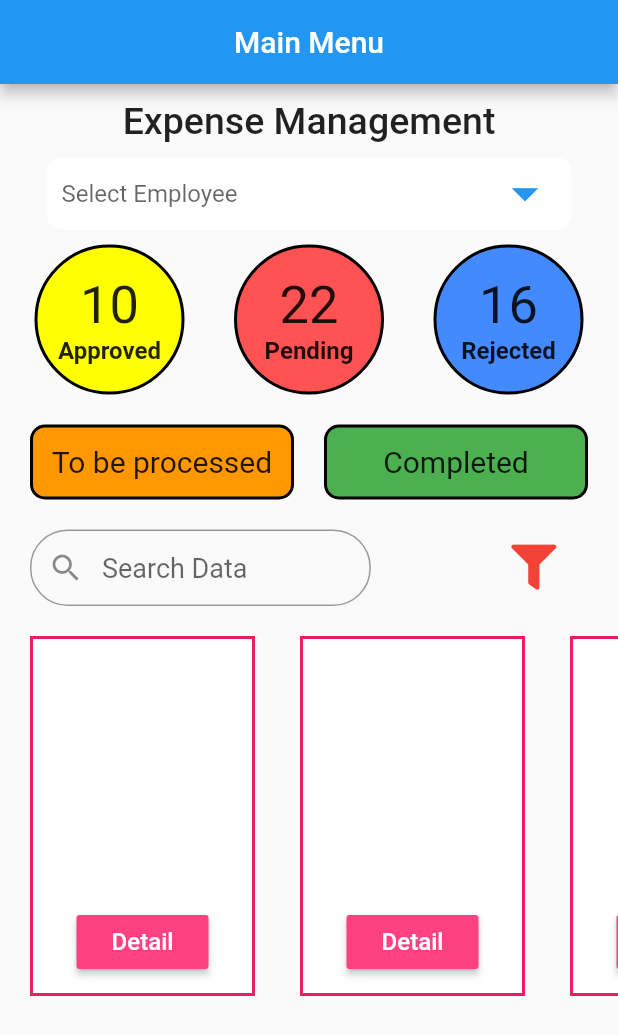
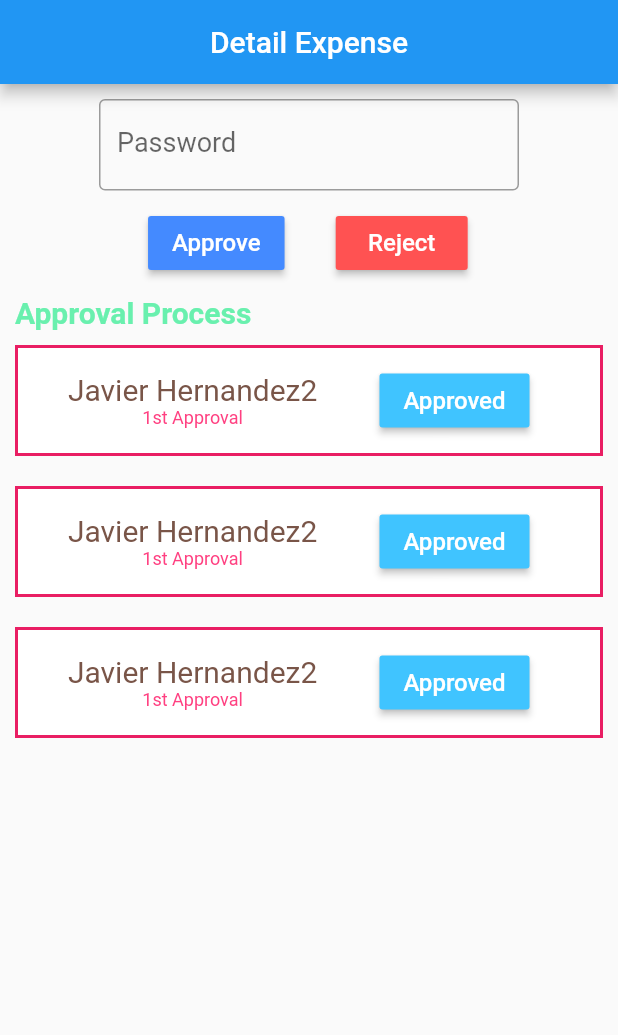
Before and after one commit to umam18/TEA, a Flutter app: the ExpensePage screen opened directly, after a tap on "Detail", on a phone screen of 412 x 824 dp. Shown: the top 1035 px of the screen. Run offline on Flutter 3.47's test engine with Material 2 defaults, Android fonts, the phone set to English and light mode, and no system bars; our stand-ins replace font_awesome_flutter.

Commit message:
Tambah Menu Detail Expense

```diff
--- /dev/null
+++ b/lib/Detail_Expense.dart
@@ -0,0 +1,199 @@
+import 'package:flutter/material.dart';
+//import 'package:tea/main.dart';
+
+class DetailExpensePage extends StatefulWidget {
+  @override
+  State<StatefulWidget> createState() => new _State();
+}
+
+class _State extends State<DetailExpensePage> {
+  TextEditingController nameController = TextEditingController();
+  TextEditingController passwordController = TextEditingController();
+
+  @override
+  Widget build(BuildContext context) {
+    return Scaffold(
+        appBar: AppBar(
+          title: Text('Detail Expense'),
+          centerTitle: true,
+        ),
+        body: Center(
+          child: Column(
+            // mainAxisAlignment: MainAxisAlignment.center,
+            // crossAxisAlignment: CrossAxisAlignment.center,
+            children: <Widget>[
+              Container(
+                width: 300,
+                padding: EdgeInsets.fromLTRB(10, 10, 10, 0),
+                child: TextField(
+                  style: new TextStyle(
+                    fontSize: 18.0,
+                  ),
+                  obscureText: true,
+                  controller: passwordController,
+                  decoration: InputDecoration(
+                    border: OutlineInputBorder(),
+                    labelText: 'Password',
+                  ),
+                ),
+              ),
+              Row(
+                mainAxisAlignment: MainAxisAlignment.spaceEvenly,
+                children: [
+                  Expanded(flex: 2, child: Container()),
+                  Expanded(
+                      flex: 3,
+                      child: Container(
+                        margin: EdgeInsets.fromLTRB(0, 10, 0, 10),
+                        //width: 100,
+                        height: 50,
+                        child: Center(
+                          child: Column(
+                            crossAxisAlignment: CrossAxisAlignment.center,
+                            mainAxisAlignment: MainAxisAlignment.center,
+                            children: <Widget>[
+                              MaterialButton(
+                                textColor: Colors.white,
+                                color: Colors.blueAccent,
+                                child: Text(
+                                  'Approve',
+                                  style: new TextStyle(
+                                    fontSize: 16.0,
+                                  ),
+                                ),
+                                onPressed: () {
+                                  // Navigator.push(
+                                  //   context,
+                                  //   MaterialPageRoute(
+                                  //       builder: (context) => MenuDetailTime()),
+                                  // );
+                                },
+                              ),
+                            ],
+                          ),
+                        ),
+                      )),
+                  Expanded(
+                      flex: 3,
+                      child: Container(
+                        margin: EdgeInsets.fromLTRB(0, 10, 0, 10),
+                        //margin: EdgeInsets.all(10),
+                        //width: 100,
+                        height: 50,
+                        child: Center(
+                          child: Column(
+                            crossAxisAlignment: CrossAxisAlignment.center,
+                            mainAxisAlignment: MainAxisAlignment.center,
+                            children: <Widget>[
+                              RaisedButton(
+                                textColor: Colors.white,
+                                color: Colors.redAccent,
+                                child: Text(
+                                  'Reject',
+                                  style: new TextStyle(
+                                    fontSize: 16.0,
+                                  ),
+                                ),
+                                onPressed: () {
+                                  // Navigator.push(
+                                  //   context,
+                                  //   MaterialPageRoute(
+                                  //       builder: (context) => MenuDetailTime()),
+                                  // );
+                                },
+                              ),
+                            ],
+                          ),
+                        ),
+                      )),
+                  Expanded(flex: 2, child: Container()),
+                ],
+              ),
+              Container(
+                padding: EdgeInsets.fromLTRB(10, 0, 10, 0),
+                alignment: Alignment.centerLeft,
+                child: Text(
+                  'Approval Process',
+                  style: new TextStyle(
+                    fontSize: 20.0,
+                    fontWeight: FontWeight.bold,
+                    color: Colors.greenAccent,
+                  ),
+                ),
+              ),
+
+              //Looping Approval Process
+              for (int i = 0; i < 3; i++)
+                Container(
+                  margin: EdgeInsets.fromLTRB(10, 10, 10, 10),
+                  child: Row(
+                    mainAxisAlignment: MainAxisAlignment.spaceEvenly,
+                    children: [
+                      //Expanded(flex: 2, child: Container()),
+                      Expanded(
+                          flex: 6,
+                          child: Container(
+                            //margin: EdgeInsets.fromLTRB(0, 10, 0, 10),
+                            //width: 100,
+                            height: 50,
+                            child: Center(
+                              child: Column(
+                                crossAxisAlignment: CrossAxisAlignment.center,
+                                mainAxisAlignment: MainAxisAlignment.center,
+                                children: <Widget>[
+                                  Text("Javier Hernandez2",
+                                      style: new TextStyle(
+                                          fontSize: 20.0, color: Colors.brown)),
+                                  Text("1st Approval",
+                                      style: new TextStyle(
+                                          fontSize: 12.0,
+                                          color: Colors.pinkAccent)),
+                                ],
+                              ),
+                            ),
+                          )),
+                      Expanded(
+                          flex: 3,
+                          child: Container(
+                            margin: EdgeInsets.fromLTRB(0, 10, 0, 10),
+                            //margin: EdgeInsets.all(10),
+                            //width: 100,
+                            height: 50,
+                            child: Center(
+                              child: Column(
+                                crossAxisAlignment: CrossAxisAlignment.center,
+                                mainAxisAlignment: MainAxisAlignment.center,
+                                children: <Widget>[
+                                  RaisedButton(
+                                    textColor: Colors.white,
+                                    color: Colors.lightBlueAccent,
+                                    child: Text(
+                                      'Approved',
+                                      style: new TextStyle(
+                                        fontSize: 16.0,
+                                      ),
+                                    ),
+                                    onPressed: () {
+                                      // Navigator.push(
+                                      //   context,
+                                      //   MaterialPageRoute(
+                                      //       builder: (context) => MenuDetailTime()),
+                                      // );
+                                    },
+                                  ),
+                                ],
+                              ),
+                            ),
+                          )),
+                      Expanded(flex: 1, child: Container()),
+                    ],
+                  ),
+                  decoration: BoxDecoration(
+                      border: Border.all(color: Colors.pink, width: 2),
+                      color: Colors.white),
+                ),
+            ],
+          ),
+        ));
+  }
+}
--- a/lib/Expense_Management.dart
+++ b/lib/Expense_Management.dart
@@ -1,6 +1,7 @@
 import 'package:flutter/material.dart';
 import 'custom_dropdown.dart' as custom;
 import 'package:font_awesome_flutter/font_awesome_flutter.dart';
+import 'package:tea/main.dart';
 
 class ExpensePage extends StatefulWidget {
   @override
@@ -322,11 +323,12 @@ class _State extends State<ExpensePage> {
                                   ),
                                 ),
                                 onPressed: () {
-                                  // Navigator.push(
-                                  //   context,
-                                  //   MaterialPageRoute(
-                                  //       builder: (context) => MyBottomNavigationBar()),
-                                  // );
+                                  Navigator.push(
+                                    context,
+                                    MaterialPageRoute(
+                                        builder: (context) =>
+                                            MenuDetailExpense()),
+                                  );
                                 },
                               ),
                             ),
--- a/lib/Time_Management.dart
+++ b/lib/Time_Management.dart
@@ -47,6 +47,7 @@ class _State extends State<TimePage> {
         children: <Widget>[
           Container(
               alignment: Alignment.center,
+              //color: const Color(0x3FC1C9),
               padding: EdgeInsets.fromLTRB(10, 10, 10, 10),
               child: Text(
                 'Time Management',
--- a/lib/main.dart
+++ b/lib/main.dart
@@ -3,6 +3,7 @@ import 'Login_Screen.dart';
 import 'Expense_Management.dart';
 import 'Time_Management.dart';
 import 'Detail_Time.dart';
+import 'Detail_Expense.dart';
 
 void main() => runApp(Login());
 
@@ -35,6 +36,15 @@ class MenuDetailTime extends StatelessWidget {
   Widget build(BuildContext context) {
     return MaterialApp(
         theme: ThemeData(primarySwatch: Colors.blue), home: DetailTimePage());
+  }
+}
+
+class MenuDetailExpense extends StatelessWidget {
+  @override
+  Widget build(BuildContext context) {
+    return MaterialApp(
+        theme: ThemeData(primarySwatch: Colors.blue),
+        home: DetailExpensePage());
   }
 }
 
```
Also changed, not shown: 1 other file.
